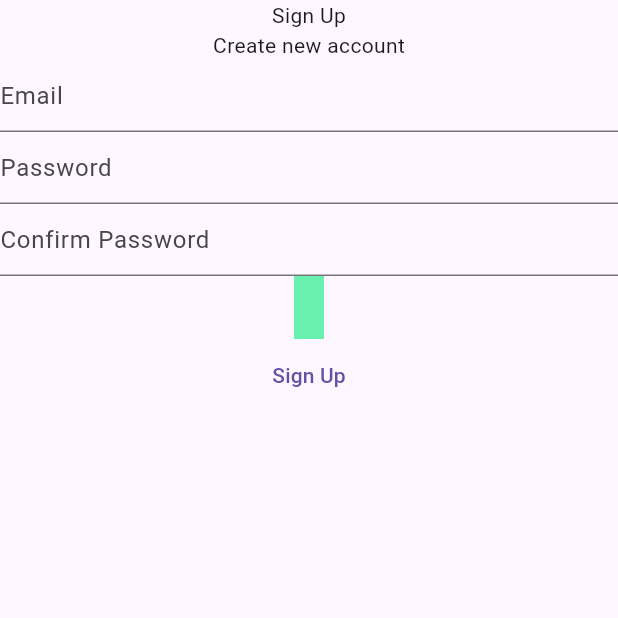
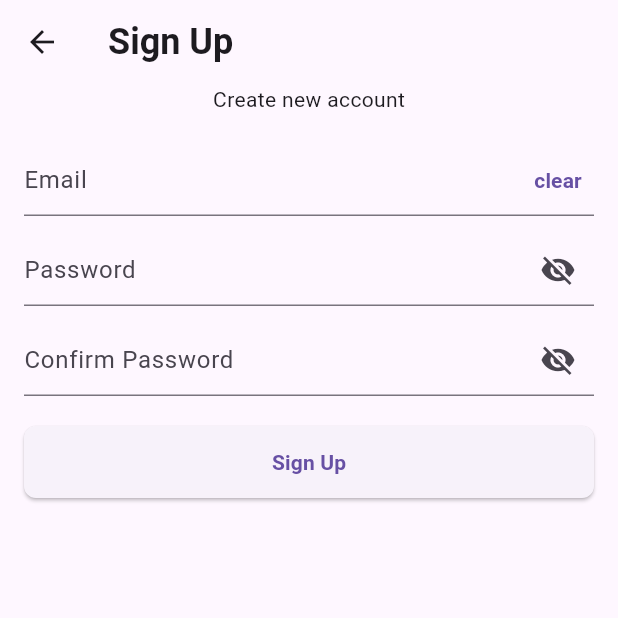
Before and after one commit to Amirelo/bookstoreflutter, a Flutter app: the SignUpScreen screen opened directly, on a phone screen of 412 x 824 dp, the top half of it. Run offline on Flutter 3.47's test engine with Material 3 defaults, Android fonts, the phone set to English and light mode, and no system bars.

Commit message:
Update SignUpScreen

```diff
--- a/lib/src/screens/auth/sign_up_screen.dart
+++ b/lib/src/screens/auth/sign_up_screen.dart
@@ -1,3 +1,6 @@
+import 'package:bookstore/src/widgets/custom_button.dart';
+import 'package:bookstore/src/widgets/custom_input.dart';
+import 'package:bookstore/src/widgets/custom_text.dart';
 import 'package:flutter/material.dart';
 
 class SignUpScreen extends StatefulWidget {
@@ -26,51 +29,46 @@ class _SignUpScreenState extends State<SignUpScreen> {
     } else {
       isEmailValid = false;
     }
-    print("Email validation status: $isEmailValid");
   }
 
   @override
   Widget build(BuildContext context) {
     return (Scaffold(
-        body: SafeArea(
-      child: Column(children: [
-        const Text("Sign Up"),
-        const Text("Create new account"),
-        TextField(
-          decoration: const InputDecoration(hintText: "Email"),
-          controller: emailController,
-        ),
-        TextField(
-          decoration: const InputDecoration(hintText: "Password"),
-          controller: passwordController,
-        ),
-        TextField(
-          decoration: const InputDecoration(hintText: "Confirm Password"),
-          controller: confPasswordController,
-        ),
-        const ColoredBox(
-          color: Colors.greenAccent,
-          child: SizedBox(
-            width: 20,
-            height: 14,
+        appBar: AppBar(
+          title: const CustomText(
+            title: "Sign Up",
+            fontPreset: FontPresets.header,
           ),
         ),
-        const ColoredBox(
-          color: Colors.greenAccent,
-          child: SizedBox(
-            width: 20,
-            height: 14,
+        body: SafeArea(
+          child: Container(
+            width: const BoxConstraints().maxWidth,
+            padding: const EdgeInsets.only(left: 16, right: 16),
+            child: Column(children: [
+              const CustomText(
+                title: "Create new account",
+                paddingBottom: 20,
+              ),
+              CustomInput(
+                hint: "Email",
+                controller: emailController,
+                paddingBottom: 12,
+              ),
+              CustomInput(
+                hint: "Password",
+                controller: passwordController,
+                hasObscure: true,
+                paddingBottom: 12,
+              ),
+              CustomInput(
+                hint: "Confirm Password",
+                controller: confPasswordController,
+                hasObscure: true,
+                paddingBottom: 20,
+              ),
+              CustomButton(onPress: onSignUpPress, title: "Sign Up")
+            ]),
           ),
-        ),
-        const ColoredBox(
-          color: Colors.greenAccent,
-          child: SizedBox(
-            width: 20,
-            height: 14,
-          ),
-        ),
-        TextButton(onPressed: onSignUpPress, child: const Text("Sign Up"))
-      ]),
-    )));
+        )));
   }
 }
--- a/lib/src/widgets/custom_input.dart
+++ b/lib/src/widgets/custom_input.dart
@@ -50,12 +50,14 @@ class _CustomInputState extends State<CustomInput> {
           controller: widget.controller,
           obscureText: showText,
           decoration: InputDecoration(
+            contentPadding: const EdgeInsets.only(bottom: -10),
             labelText: widget.hint,
             suffixIcon: widget.hasObscure
                 ? IconButton(
                     onPressed: onIconPress,
                     icon: Icon(
-                        showText ? Icons.visibility_off : Icons.visibility))
+                        showText ? Icons.visibility_off : Icons.visibility),
+                  )
                 : TextButton(
                     onPressed: onClearPress,
                     style: TextButton.styleFrom(
```
